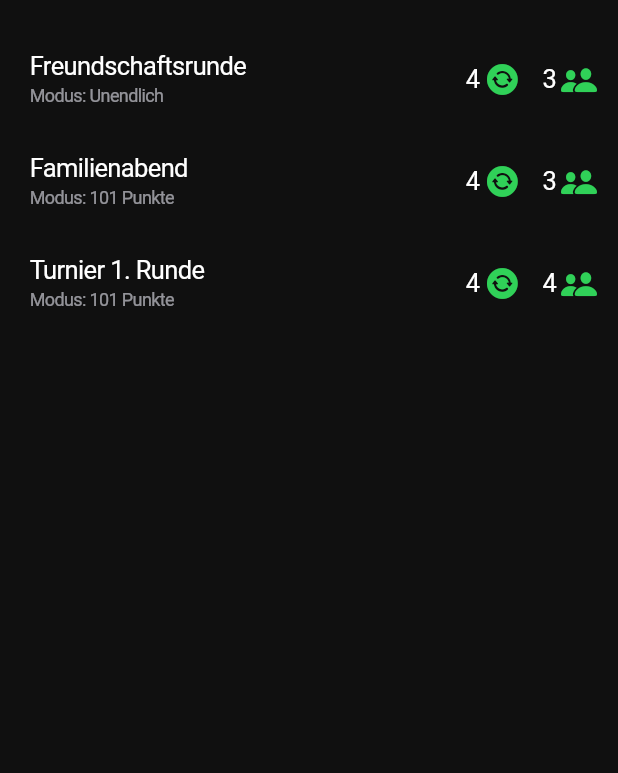
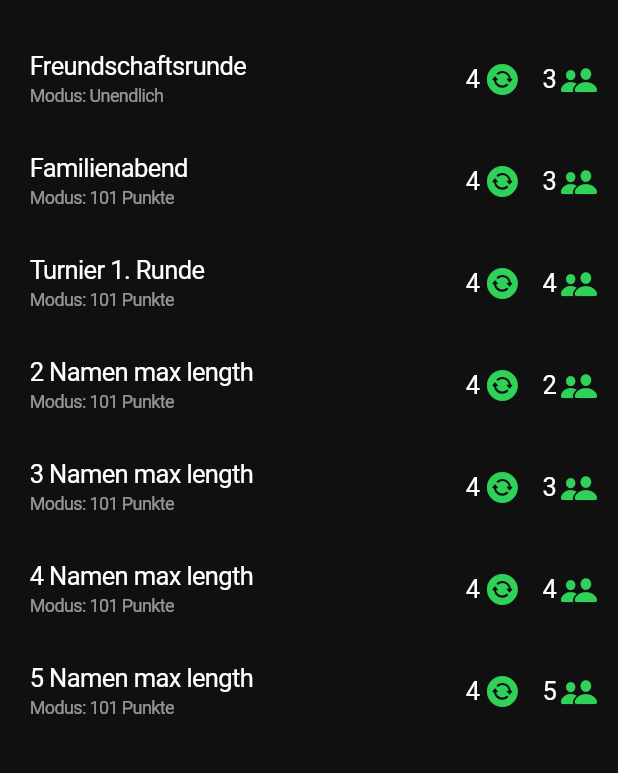
Before and after one commit to flixcoo/Cabo-Counter, a Flutter app: the screen it shows after launch, on a phone screen of 412 x 824 dp, the part 140-913 px from its top. Run offline on Flutter 3.47's test engine with Material 3 defaults, Android fonts, the phone set to English and light mode, and no system bars.

Commit message:
Adjustments for different player sizes

```diff
--- a/lib/views/main_menu_view.dart
+++ b/lib/views/main_menu_view.dart
@@ -34,6 +34,26 @@ class _MainMenuViewState extends State<MainMenuView> {
     GameSession(
         gameTitle: 'Turnier 1. Runde',
         players: ['Tim', 'Max', 'Sophie', 'Lena'],
+        winner: 'Sophie',
+        gameMode: 0),
+    GameSession(
+        gameTitle: '2 Namen max length',
+        players: ['Heinrich', 'Johannes'],
+        winner: 'Sophie',
+        gameMode: 0),
+    GameSession(
+        gameTitle: '3 Namen max length',
+        players: ['Benjamin', 'Stefanie', 'Wolfgang'],
+        winner: 'Sophie',
+        gameMode: 0),
+    GameSession(
+        gameTitle: '4 Namen max length',
+        players: ['Leonhard', 'Mathilde', 'Bernhard', 'Gerlinde'],
+        winner: 'Sophie',
+        gameMode: 0),
+    GameSession(
+        gameTitle: '5 Namen max length',
+        players: ['Hartmuth', 'Elisabet', 'Rosalind', 'Theresia', 'Karoline'],
         winner: 'Sophie',
         gameMode: 0),
   ];
--- a/lib/views/round_view.dart
+++ b/lib/views/round_view.dart
@@ -105,15 +105,18 @@ class _RoundViewState extends State<RoundView> {
                         widget.gameSession.players.asMap().keys,
                         value: (index) => Padding(
                           padding: EdgeInsets.symmetric(
-                            horizontal:
-                                gameSession.players.length > 3 ? 11 : 15,
+                            horizontal: gameSession.players.length < 3
+                                ? 15
+                                : (gameSession.players.length > 4 ? 2 : 11),
                           ),
                           child: Text(
                             widget.gameSession.players[index],
+                            textAlign: TextAlign.center,
+                            maxLines: 1,
                             style: TextStyle(
                                 fontWeight: FontWeight.bold,
                                 fontSize:
-                                    gameSession.players.length > 3 ? 14 : 16),
+                                    gameSession.players.length > 3 ? 15 : 18),
                           ),
                         ),
                       ),
@@ -237,7 +240,7 @@ class _RoundViewState extends State<RoundView> {
               ],
             )),
             Positioned(
-              bottom: MediaQuery.of(context).viewInsets.bottom,
+              bottom: 0,
               left: 0,
               right: 0,
               child: Container(
```
